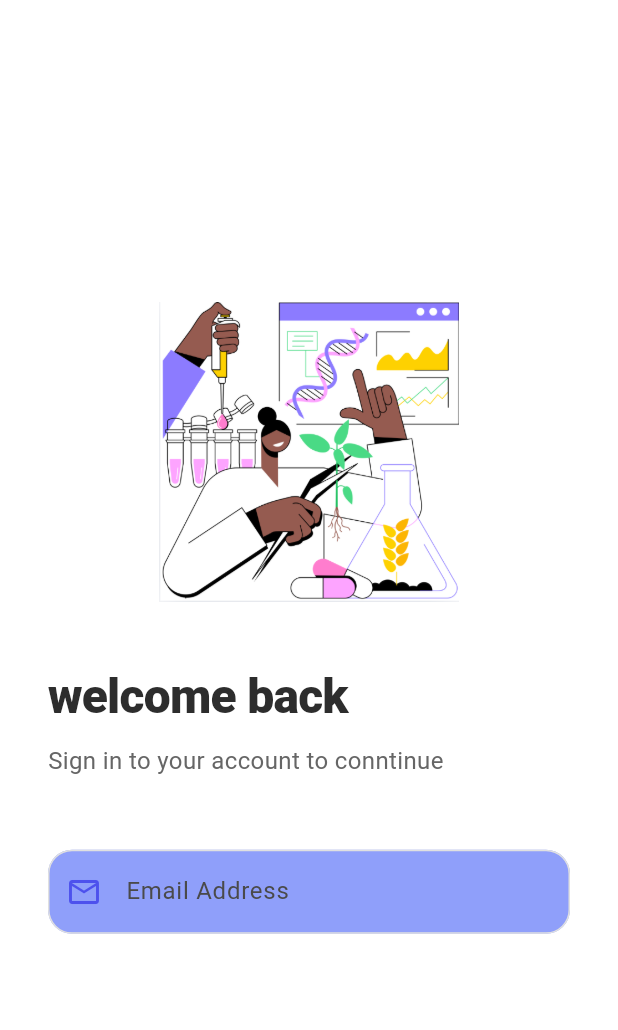
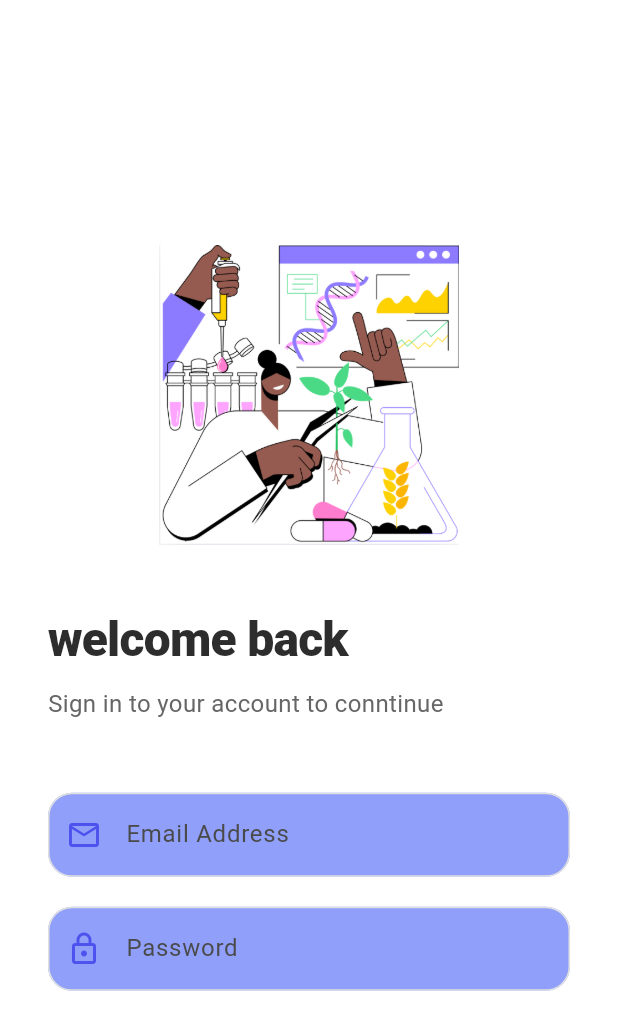
Before and after one commit to hanifatulnadiva/Navigation_0203, a Flutter app: the LoginPage widget shown alone on an empty page, opened directly, on a phone screen of 412 x 824 dp. Shown: the top 1030 px of the screen. Run offline on Flutter 3.47's test engine with Material 3 defaults, Android fonts, the phone set to English and light mode, and no system bars.

Commit message:
menambahkan formfield untuk password dan validasi form nya

```diff
--- a/lib/auth/login.dart
+++ b/lib/auth/login.dart
@@ -102,7 +102,37 @@ class _LoginPageState extends State<LoginPage> {
                         }
                         return null;
                       },
-                    )
+                    ),
+                    const SizedBox(height: 20),
+
+                    TextFormField(
+                      controller: _passwordController,
+                      obscureText: true,
+                      decoration: InputDecoration(
+                        labelText: 'Password',
+                        labelStyle: TextStyle(
+                          color: MainLayout.labelColor
+                        ),
+                        prefixIcon: const Icon(Icons.lock_outlined,
+                        color: MainLayout.primaryColor,),
+                        enabledBorder: OutlineInputBorder(
+                          borderRadius: BorderRadius.circular(16),
+                          borderSide: BorderSide(color: MainLayout.InputBorderColor),
+                        ),
+                        focusedBorder: OutlineInputBorder(
+                          borderRadius: BorderRadius.circular(16),
+                          borderSide: BorderSide(color: MainLayout.primaryColor, width: 2),
+                        ),
+                        filled: true,
+                        fillColor: MainLayout.inputFillColor,
+                      ),
+                      validator: (value) {
+                        if (value == null || value.isEmpty) {
+                          return 'Please enter your password';
+                        }
+                        return null;
+                      },
+                    ),
                   ],
                 ),
               ),
```
